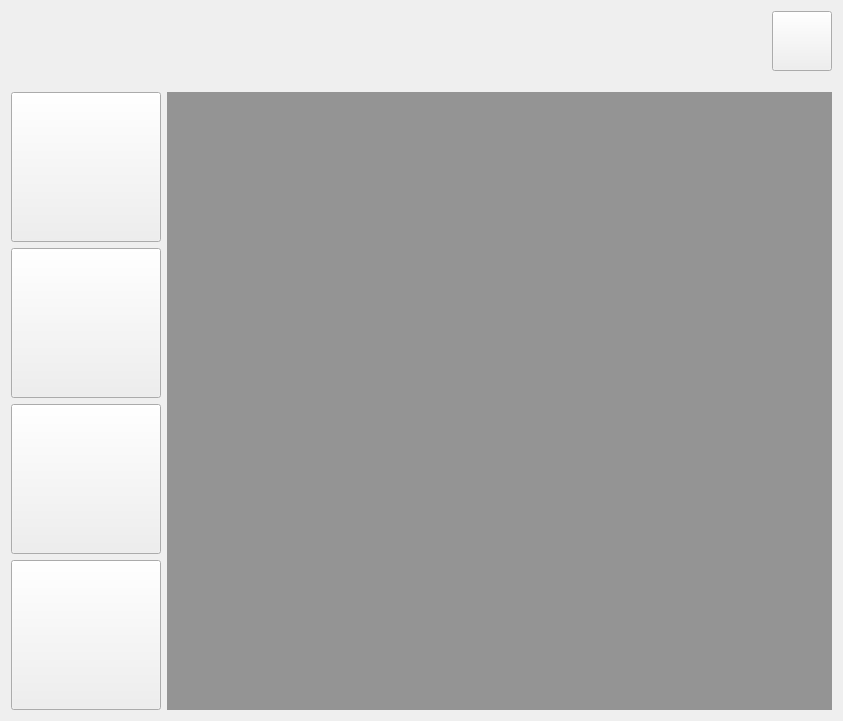
Qt form Qt/ERP/formcenter.ui (superp2017/NTERP) before a commit.
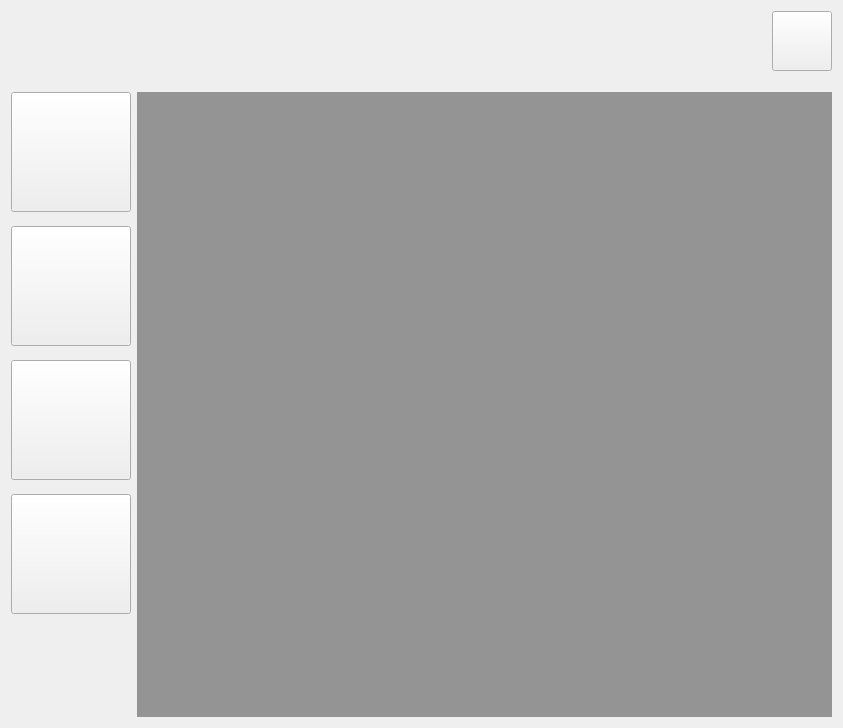
The same form after that commit. Icons and pictures are not drawn.

What changed in the file:
```diff
--- a/Qt/ERP/formcenter.ui
+++ b/Qt/ERP/formcenter.ui
@@ -7,7 +7,7 @@
     <x>0</x>
     <y>0</y>
     <width>843</width>
-    <height>714</height>
+    <height>728</height>
    </rect>
   </property>
   <property name="windowTitle">
@@ -62,12 +62,15 @@
      </property>
      <item>
       <layout class="QVBoxLayout" name="verticalLayout">
+       <property name="spacing">
+        <number>14</number>
+       </property>
        <item>
         <widget class="QToolButton" name="order_btn">
          <property name="minimumSize">
           <size>
-           <width>150</width>
-           <height>150</height>
+           <width>120</width>
+           <height>120</height>
           </size>
          </property>
          <property name="maximumSize">
@@ -93,8 +96,8 @@
         <widget class="QToolButton" name="store_btn">
          <property name="minimumSize">
           <size>
-           <width>150</width>
-           <height>150</height>
+           <width>120</width>
+           <height>120</height>
           </size>
          </property>
          <property name="maximumSize">
@@ -120,8 +123,8 @@
         <widget class="QToolButton" name="person_btn">
          <property name="minimumSize">
           <size>
-           <width>150</width>
-           <height>150</height>
+           <width>120</width>
+           <height>120</height>
           </size>
          </property>
          <property name="maximumSize">
@@ -147,8 +150,8 @@
         <widget class="QToolButton" name="set_Btn">
          <property name="minimumSize">
           <size>
-           <width>150</width>
-           <height>150</height>
+           <width>120</width>
+           <height>120</height>
           </size>
          </property>
          <property name="styleSheet">
```
